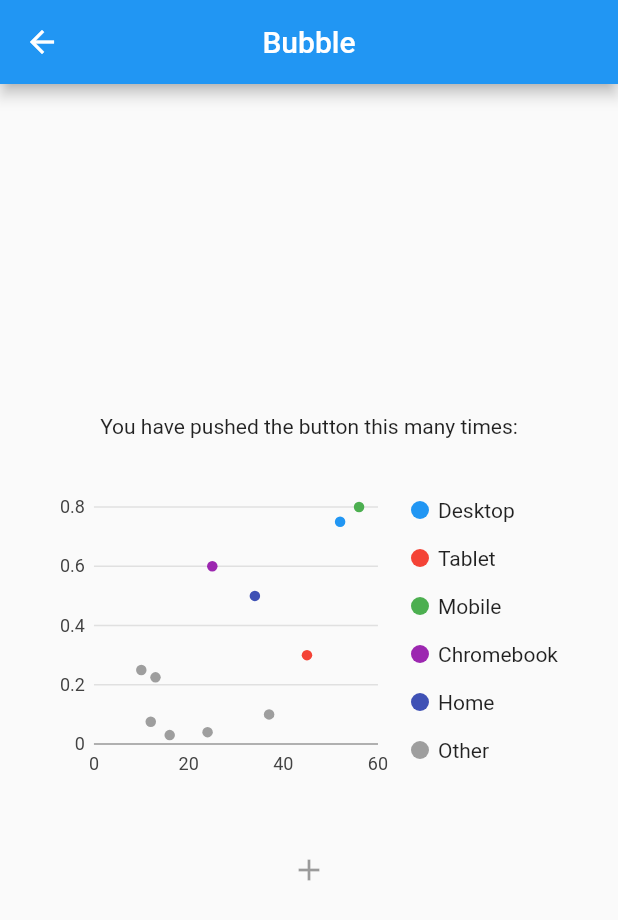
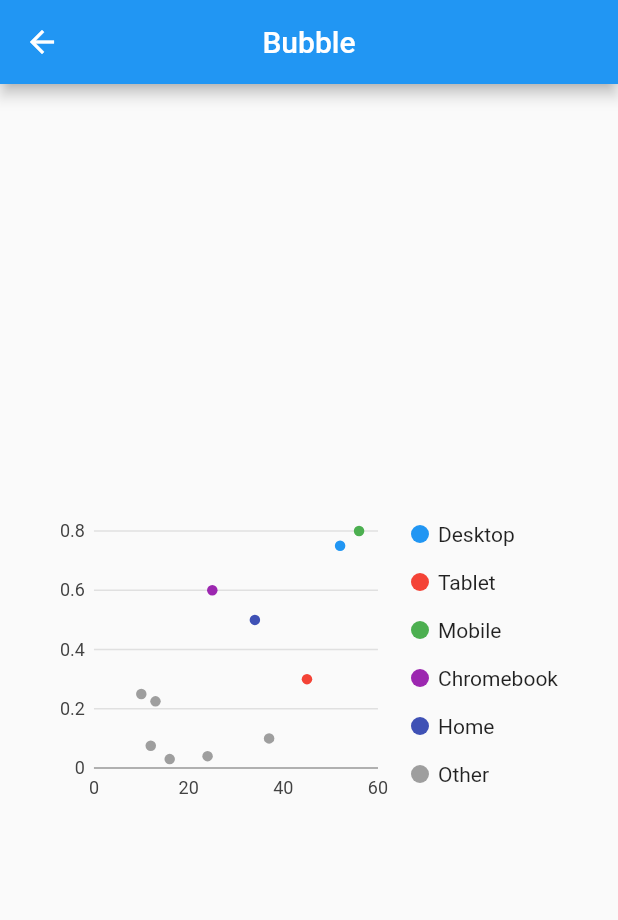
Before and after one commit to marypaz98/proyecto_corto_1, a Flutter app: the screen it shows after launch, after a tap on "Bubble", on a phone screen of 412 x 824 dp. Shown: the top 920 px of the screen. Run offline on Flutter 3.47's test engine with Material 2 defaults, Android fonts, the phone set to English and light mode, and no system bars; our stand-ins replace charts_flutter.

Commit message:
MainWindow
[Update]

```diff
--- a/lib/bubble.dart
+++ b/lib/bubble.dart
@@ -41,6 +41,7 @@ class Bubble extends StatelessWidget {
           new charts.SeriesLegend(position: charts.BehaviorPosition.end),
         ],
         animate: animate);
+
     return Scaffold(
       appBar: AppBar(
         title: Text("Bubble"),
@@ -49,13 +50,6 @@ class Bubble extends StatelessWidget {
       body:  Column(
         mainAxisAlignment: MainAxisAlignment.center,
         children: <Widget>[
-          new Text(
-            'You have pushed the button this many times:',
-          ),
-          //new Text(
-          //  '${clicksCount[actualClickData]}',
-          // style: Theme.of(context).textTheme.display1,
-          // ),
           Padding(
             padding: new EdgeInsets.all(32.0),
             child: new SizedBox(
@@ -63,16 +57,6 @@ class Bubble extends StatelessWidget {
               child: chart,
             ),
           ),
-          FlatButton(
-            child: Icon(Icons.add),
-            color: Colors.cyan,
-            shape: RoundedRectangleBorder(borderRadius: BorderRadius.circular(100)),
-            // onPressed: (){
-            // setState(() {
-            // ++clicksCount[actualClickData];
-            // });
-            // },
-          )
         ],
       ),
     );
--- a/lib/main.dart
+++ b/lib/main.dart
@@ -32,35 +32,7 @@ class Home extends StatelessWidget {
 
               },
             ),
-            Divider(height: 10,),
-            ListTile(
-              title: Text("Option 2"),
-              onTap: (){
-
-              },
-            ),
-            Divider(height: 10,),
-            ListTile(
-              title: Text("Option 3"),
-              onTap: (){
-
-              },
-            ),
-            Divider(height: 10,),
-            ListTile(
-              title: Text("Option 4"),
-              onTap:(){
-
-              },
-            ),
-            Divider(height: 10,),
-            ListTile(
-              title: Text("Option 5"),
-              onTap: (){
-
-              },
-            ),
-            Divider(height:10,)
+            Divider(height:5,)
           ],
         )
       ),
@@ -69,7 +41,6 @@ class Home extends StatelessWidget {
           mainAxisAlignment: MainAxisAlignment.center,
           children: createButtons(context, Colors.cyan, [
             ["Bars", Bars()],
-            ["Pie", Pie()],
             ["Bubble", Bubble.withSampleData()],
             ["Line-Bar",lineBar.withSampleData()],
             ["Area-line", AreaLine.withSampleData()],
```
Also changed, not shown: 2 other files.
